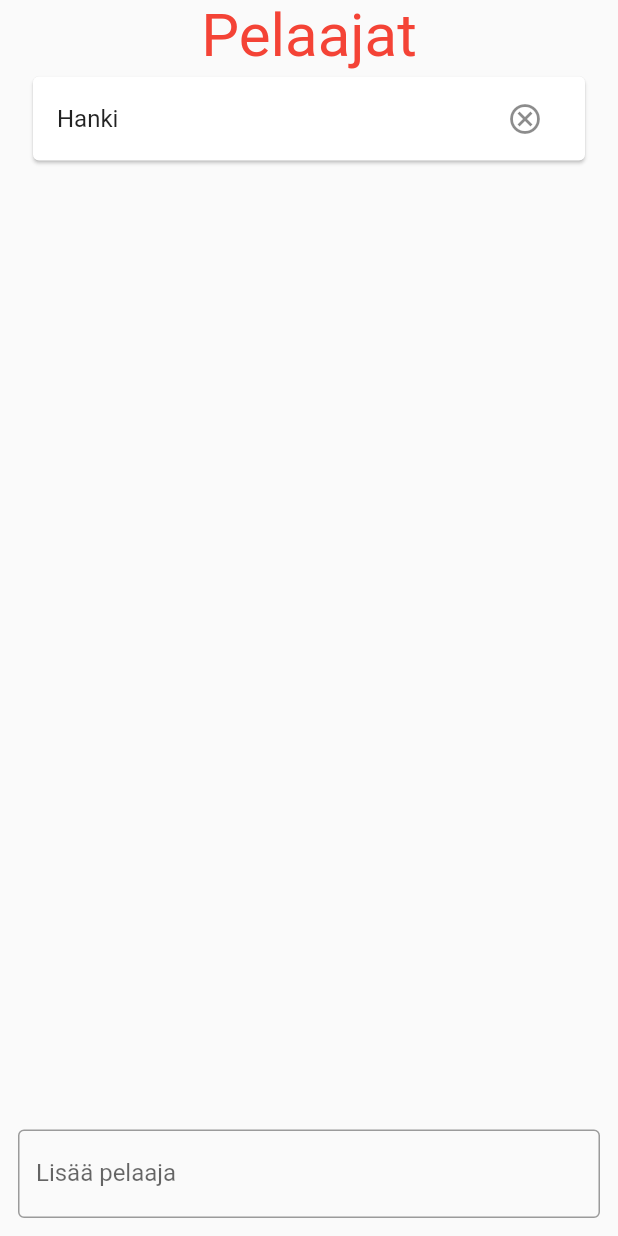
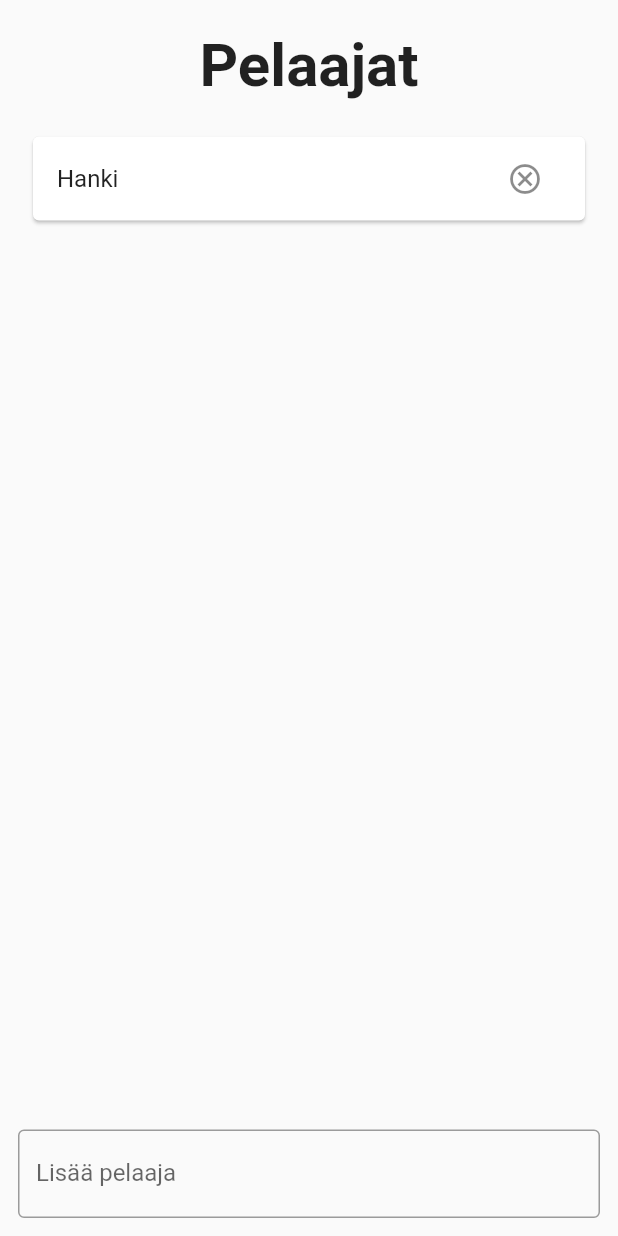
Before and after one commit to welhoilija/yadg, a Flutter app: the screen it shows after launch, on a phone screen of 412 x 824 dp. Run offline on Flutter 3.47's test engine with Material 2 defaults, Android fonts, the light colour scheme and no system bars.

Commit message:
Change title styling

```diff
--- a/lib/backend/cards.json
+++ b/lib/backend/cards.json
@@ -52,6 +52,10 @@
 		"text": "{player} keksii kategorian ja sanoo siihen kuuluvan asian. Seuraava pelaaja jatkaa, se kuka ei enää keksi tai sanoo saman asian ottaa {amount} hörppyä."
 	},
 	{
+		"emoji": "🎮",
+		"text": "Kategoria: videopelit! {player} aloittaa ja sanoo yhden videopelin. Seuraava pelaaja jatkaa, se kuka ei enää keksi tai sanoo saman asian ottaa {amount} hörppyä."
+	},
+	{
 		"emoji": "🧑🏿‍⚖️",
 		"text": "{player} saa päättää säännön, joka on koko loppupelin ajan voimassa. Sääntöä rikkoessaan joutuu juomaan {amount}."
 	},
--- a/lib/frontend/widgets/title.dart
+++ b/lib/frontend/widgets/title.dart
@@ -5,11 +5,11 @@ class CustomTitle extends StatelessWidget {
 
   @override
   Widget build(BuildContext context) {
-    return const Text(
-      "Pelaajat",
-      style: TextStyle(
-        fontSize: 40,
-        color: Colors.red,
+    return const Padding(
+      padding: EdgeInsets.all(20.0),
+      child: Text(
+        "Pelaajat",
+        style: TextStyle(fontSize: 40, fontWeight: FontWeight.bold),
       ),
     );
   }
```
